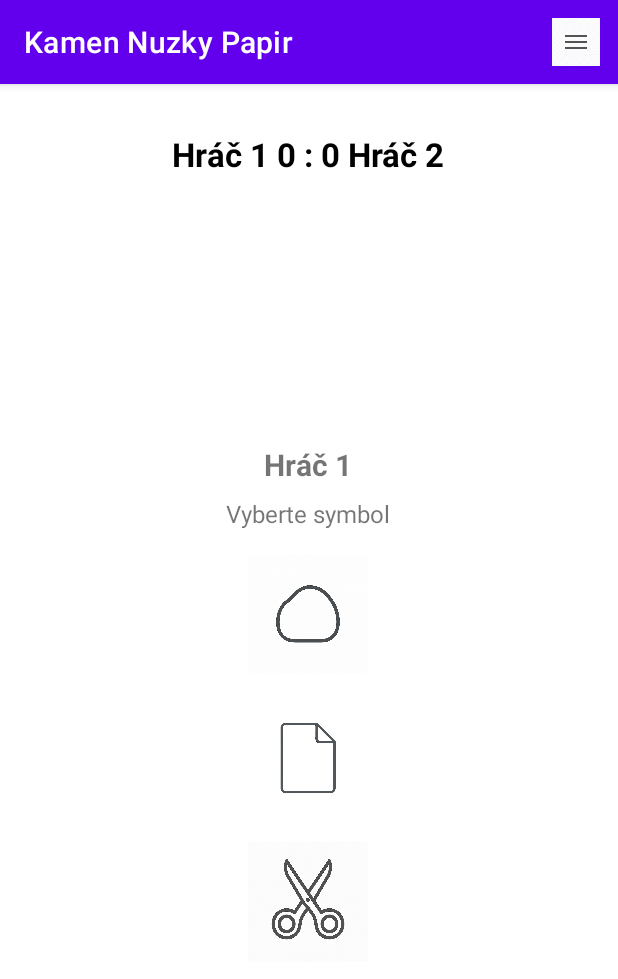
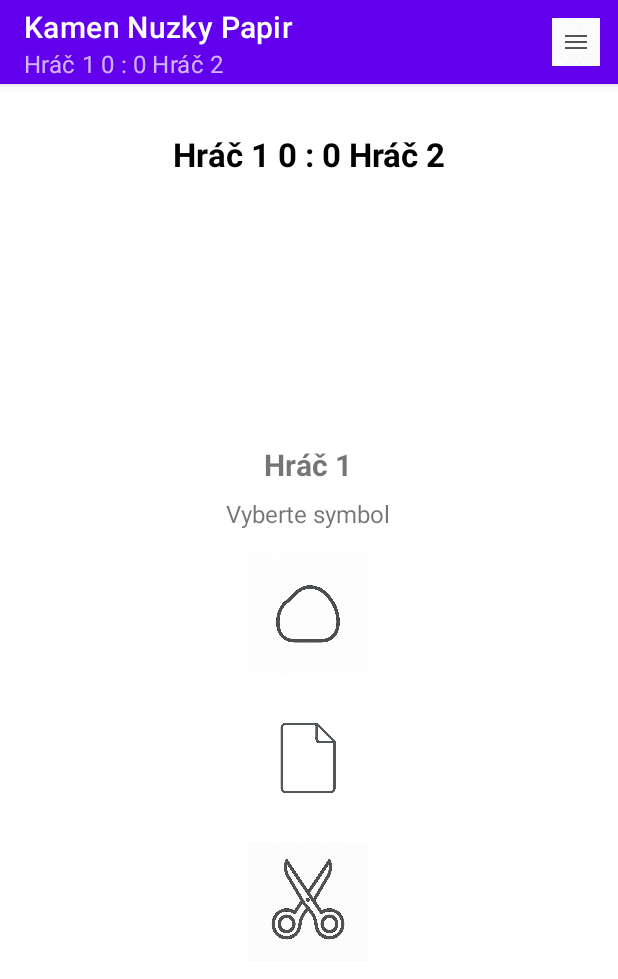
Before and after one commit to Backo47/Rock_Paper_Scissors, an Android app: the TwoPlayerActivity screen opened directly, with no data from a screen before it, on a phone screen of 412 x 824 dp. Shown: the top 979 px of the screen. Run offline under Robolectric (Android 15) with nearby library versions, the phone set to English and light mode, and no system bars.

Commit message:
Version correction

```diff
--- a/app/build.gradle.kts
+++ b/app/build.gradle.kts
@@ -14,7 +14,8 @@ android {
         versionCode = 1
         // Version name follows semantic versioning MAJOR.MINOR.PATCH. The first
         // release of the game with multiplayer support is version 1.0.0.
-        versionName = "1.0.1"
+        // Increment the PATCH level after minor fixes. New version is 1.0.1.
+        versionName = "1.0.2"
 
         testInstrumentationRunner = "androidx.test.runner.AndroidJUnitRunner"
     }
--- a/app/src/main/java/com/example/kamennuzkypapir/TwoPlayerActivity.kt
+++ b/app/src/main/java/com/example/kamennuzkypapir/TwoPlayerActivity.kt
@@ -10,6 +10,8 @@ import android.widget.TextView
 import androidx.appcompat.app.AlertDialog
 import androidx.appcompat.app.AppCompatActivity
 import java.util.Locale
+import androidx.appcompat.app.AppCompatDelegate
+import androidx.core.os.LocaleListCompat
 
 /**
  * Activity implementing a two‑player version of Rock–Paper–Scissors. Two
@@ -170,7 +172,7 @@ class TwoPlayerActivity : AppCompatActivity() {
         scissorsButton.isEnabled = true
         // Set labels for current player
         turnLabel.text = if (playerNumber == 1) getString(R.string.player1_label) else getString(R.string.player2_label)
-        selectLabel.text = getString(R.string.vyberte_k_men_n_ky_nebo_pap_r)
+        selectLabel.text = getString(R.string.choose_symbol)
     }
 
     /**
@@ -245,6 +247,9 @@ class TwoPlayerActivity : AppCompatActivity() {
     private fun updateScoreText() {
         val scoreString = getString(R.string.player_score_format, player1Score, player2Score)
         scoreTextView.text = scoreString
+        // Show the two‑player score in the action bar subtitle to make it
+        // consistently visible at the top of the screen.
+        supportActionBar?.subtitle = scoreString
     }
 
     /**
@@ -268,11 +273,9 @@ class TwoPlayerActivity : AppCompatActivity() {
      * the activity so the new resources take effect.
      */
     private fun setLocale(languageCode: String) {
-        val locale = Locale(languageCode)
-        Locale.setDefault(locale)
-        val config = resources.configuration
-        config.setLocale(locale)
-        resources.updateConfiguration(config, resources.displayMetrics)
+        // Apply locale changes using AppCompatDelegate
+        val localeList = LocaleListCompat.forLanguageTags(languageCode)
+        AppCompatDelegate.setApplicationLocales(localeList)
         recreate()
     }
 }
--- a/app/src/main/res/layout/activity_two_player.xml
+++ b/app/src/main/res/layout/activity_two_player.xml
@@ -1,21 +1,27 @@
 <?xml version="1.0" encoding="utf-8"?>
+<!-- Ensure the scoreboard sits below the app bar in two‑player mode by adding
+     top padding equal to the action bar size. Otherwise, the top TextView
+     may overlap the bar and appear missing. -->
 <LinearLayout xmlns:android="http://schemas.android.com/apk/res/android"
     android:layout_width="match_parent"
     android:layout_height="match_parent"
     android:orientation="vertical"
-    android:padding="16dp">
+    android:padding="16dp"
+    android:paddingTop="?attr/actionBarSize">
 
-    <!-- Scoreboard at the top showing Player 1 : Player 2 scores -->
+    <!-- Scoreboard at the top showing Player 1 : Player 2 scores. Placed
+         outside of the main content layout so it appears beneath the action
+         bar with a margin. -->
     <TextView
         android:id="@+id/score_text_two"
-        android:layout_width="wrap_content"
+        android:layout_width="match_parent"
         android:layout_height="wrap_content"
-        android:layout_gravity="center_horizontal"
         android:textSize="22sp"
         android:textStyle="bold"
         android:textColor="@android:color/black"
         android:layout_marginTop="16dp"
-        android:layout_marginBottom="12dp" />
+        android:layout_marginBottom="12dp"
+        android:gravity="center" />
 
     <!-- Content area that expands to fill available space and centers its children vertically -->
     <LinearLayout
@@ -48,7 +54,7 @@
                 android:id="@+id/select_label"
                 android:layout_width="wrap_content"
                 android:layout_height="wrap_content"
-                android:text="@string/vyberte_k_men_n_ky_nebo_pap_r"
+                android:text="@string/choose_symbol"
                 android:textSize="16sp"
                 android:layout_marginBottom="16dp" />
 
--- a/app/src/main/res/values/strings.xml
+++ b/app/src/main/res/values/strings.xml
@@ -1,6 +1,11 @@
 <resources>
     <string name="app_name">Kamen Nuzky Papir</string>
     <string name="vyberte_k_men_n_ky_nebo_pap_r">Vyberte symbol</string>
+
+    <!-- Generic prompt asking the user to choose a symbol.  This
+         replaces the older id with accents in the name and should
+         be used wherever a short instruction is needed. -->
+    <string name="choose_symbol">Vyberte symbol</string>
     <string name="k_men">Kámen</string>
     <string name="pap_r">Papír</string>
     <string name="n_ky">Nůžky</string>
```
Also changed, not shown: app/src/main/java/com/example/kamennuzkypapir/AboutActivity.kt (+20 -7 lines), app/src/main/java/com/example/kamennuzkypapir/MainActivity.kt (+11 -7 lines), app/src/main/java/com/example/kamennuzkypapir/StartActivity.kt (+5 -5 lines), app/src/main/res/layout/activity_main.xml (+13 -8 lines), 2 other files.
